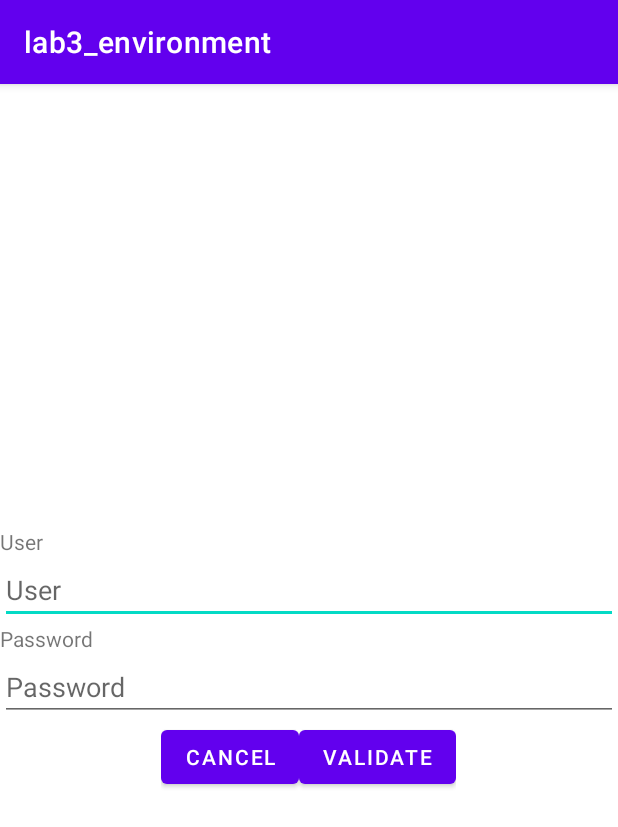
After one commit to david-pellissier/SYM-Labo-3-Environnement, an Android app: the Password screen opened directly, with no data from a screen before it, on a phone screen of 412 x 824 dp. The commit adds this screen. Shown: the top 827 px of the screen. Run offline under Robolectric (Android 15) with nearby library versions, the phone set to English and light mode, and no system bars.

Commit message:
tmp button goes on pw then on nfc

```diff
--- a/app/src/main/AndroidManifest.xml
+++ b/app/src/main/AndroidManifest.xml
@@ -15,6 +15,9 @@
         android:roundIcon="@mipmap/ic_launcher_round"
         android:supportsRtl="true"
         android:theme="@style/Theme.Lab3_environment">
+        <activity
+            android:name=".Password"
+            android:exported="true" />
         <activity
             android:name=".NFCConnected"
             android:exported="true" />
--- /dev/null
+++ b/app/src/main/java/com/heigvd/sym/lab3_environment/Password.kt
@@ -0,0 +1,111 @@
+package com.heigvd.sym.lab3_environment
+
+import android.content.Intent
+import androidx.appcompat.app.AppCompatActivity
+import android.os.Bundle
+import android.util.Log
+import android.widget.Button
+import android.widget.EditText
+import androidx.appcompat.app.AlertDialog
+
+class Password : AppCompatActivity() {
+
+    private lateinit var user: EditText
+    private lateinit var password: EditText
+    private lateinit var cancelButton: Button
+    private lateinit var validateButton: Button
+
+    override fun onCreate(savedInstanceState: Bundle?) {
+        super.onCreate(savedInstanceState)
+        setContentView(R.layout.activity_password)
+
+        user = findViewById(R.id.pw_user)
+        password = findViewById(R.id.pw_pw)
+        cancelButton = findViewById(R.id.pw_cancel)
+        validateButton = findViewById(R.id.pw_validate)
+
+        cancelButton.setOnClickListener {
+            //on va vider les champs de la page de login lors du clique sur le bouton Cancel
+            clearInput(user, password)
+        }
+
+        validateButton.setOnClickListener {
+            //on réinitialise les messages d'erreur
+            user.error = null
+            password.error = null
+
+            //on récupère le contenu de deux champs dans des variables de type String
+            val userInput = user.text?.toString()
+            val passwordInput = password.text?.toString()
+
+            if (userInput.isNullOrEmpty() or passwordInput.isNullOrEmpty()) {
+                // on affiche un message dans les logs de l'application
+                Log.d(TAG, "Au moins un des deux champs est vide")
+                if (userInput.isNullOrEmpty())
+                    user.error = "user empty"
+                if (passwordInput.isNullOrEmpty())
+                    password.error = "password empty"
+                // Pour les fonctions lambda, on doit préciser à quelle fonction l'appel à return
+                // doit être appliqué
+                return@setOnClickListener
+            }
+
+            // Vérif connexion
+            if (credentials.find { it == Pair(userInput, passwordInput) } != null) {
+                Log.d(TAG, "Connecté")
+
+
+                // Lance l'activité
+                val intent = Intent(this, NFC::class.java)
+                startActivity(intent)
+
+            } else {
+                val alertDialog = AlertDialog.Builder(this)
+                alertDialog.apply {
+                    setTitle("Error")
+                    setMessage("Invalid credentials")
+                }.create()
+                alertDialog.show()
+                Log.d(TAG, "Erreur de connexion")
+                return@setOnClickListener
+            }
+        }
+
+        val extras = intent.extras
+        if (extras != null) {
+            val email = extras.getString("email")
+            val passWord = extras.getString("password")
+            credentials.add(Pair(email.toString(), passWord.toString()))
+        }
+
+    }
+
+    // En Kotlin, les variables static ne sont pas tout à fait comme en Java
+    // pour des raison de lisibilité du code, les variables et méthodes static
+    // d'une classe doivent être regroupées dans un bloc à part: le companion object
+    // cela permet d'avoir un aperçu plus rapide de tous les éléments static d'une classe
+    // sans devoir trouver le modifieur dans la définition de ceux-ci, qui peuvent être mélangé
+    // avec les autres éléments non-static de la classe
+    companion object {
+        private const val TAG: String = "MainActivity"
+
+
+        /**
+         * Vider les champs passés en paramètre
+         * Annule les éventuels messages d'erreurs présents
+         */
+        fun clearInput(email: EditText, password: EditText) {
+            email.text?.clear()
+            password.text?.clear()
+            email.error = null
+            password.error = null
+        }
+
+
+        val credentials: MutableList<Pair<String, String>> = mutableListOf(
+            Pair("user1", "1234"),
+            Pair("user2", "abcd")
+        )
+
+    }
+}
--- /dev/null
+++ b/app/src/main/res/layout/activity_password.xml
@@ -0,0 +1,69 @@
+<?xml version="1.0" encoding="utf-8"?>
+<androidx.constraintlayout.widget.ConstraintLayout xmlns:android="http://schemas.android.com/apk/res/android"
+    xmlns:app="http://schemas.android.com/apk/res-auto"
+    xmlns:tools="http://schemas.android.com/tools"
+    android:layout_width="match_parent"
+    android:layout_height="match_parent"
+    tools:context=".Password">
+
+    <RelativeLayout
+        android:id="@+id/relativeLayout"
+        android:layout_width="wrap_content"
+        android:layout_height="wrap_content"
+        app:layout_constraintBottom_toBottomOf="parent"
+        app:layout_constraintLeft_toLeftOf="parent"
+        app:layout_constraintRight_toRightOf="parent"
+        app:layout_constraintTop_toTopOf="parent">
+
+        <TextView
+            android:id="@+id/sign_in_email_title"
+            android:layout_width="match_parent"
+            android:layout_height="wrap_content"
+            android:text="@string/pw_user_hint" />
+
+        <EditText
+            android:id="@+id/pw_user"
+            android:layout_width="match_parent"
+            android:layout_height="wrap_content"
+            android:layout_below="@id/sign_in_email_title"
+            android:hint="@string/pw_user_hint"
+            android:inputType="textEmailAddress" />
+
+        <TextView
+            android:id="@+id/sign_in_password_title"
+            android:layout_width="match_parent"
+            android:layout_height="wrap_content"
+            android:layout_below="@id/pw_user"
+            android:text="@string/pw_pw_hint" />
+
+        <EditText
+            android:id="@+id/pw_pw"
+            android:layout_width="match_parent"
+            android:layout_height="wrap_content"
+            android:layout_below="@id/sign_in_password_title"
+            android:hint="@string/pw_pw_hint"
+            android:inputType="textPassword" />
+        <LinearLayout
+            android:layout_width="wrap_content"
+            android:layout_height="wrap_content"
+            android:layout_below="@id/pw_pw"
+            android:layout_centerHorizontal="true"
+            android:orientation="horizontal">
+
+            <Button
+                android:id="@+id/pw_cancel"
+                android:layout_width="wrap_content"
+                android:layout_height="wrap_content"
+                android:text="@string/pw_cancel_btn" />
+
+            <Button
+                android:id="@+id/pw_validate"
+                android:layout_width="wrap_content"
+                android:layout_height="wrap_content"
+                android:text="@string/pw_validate_btn" />
+
+        </LinearLayout>
+
+    </RelativeLayout>
+
+</androidx.constraintlayout.widget.ConstraintLayout>
--- /dev/null
+++ b/app/src/main/res/values-land/dimens.xml
@@ -0,0 +1,3 @@
+<resources>
+    <dimen name="fab_margin">48dp</dimen>
+</resources>
--- /dev/null
+++ b/app/src/main/res/values-w1240dp/dimens.xml
@@ -0,0 +1,3 @@
+<resources>
+    <dimen name="fab_margin">200dp</dimen>
+</resources>
--- /dev/null
+++ b/app/src/main/res/values-w600dp/dimens.xml
@@ -0,0 +1,3 @@
+<resources>
+    <dimen name="fab_margin">48dp</dimen>
+</resources>
--- /dev/null
+++ b/app/src/main/res/values/dimens.xml
@@ -0,0 +1,3 @@
+<resources>
+    <dimen name="fab_margin">16dp</dimen>
+</resources>
--- a/app/src/main/res/values/strings.xml
+++ b/app/src/main/res/values/strings.xml
@@ -1,6 +1,7 @@
 <resources>
     <string name="app_name">lab3_environment</string>
     <string name="main_btn_nfc">NFC</string>
+    <string name="main_btn_tmp">Tmp</string>
     <string name="main_btn_ibeacon">iBeacon</string>
     <string name="main_btn_barcode">Barcode</string>
     <string name="main_title">SYM labo 3 - Environment</string>
@@ -12,4 +13,8 @@
     <string name="max_security">MAX SECURITY</string>
     <string name="medium_security">MEDIUM SECURITY</string>
     <string name="min_security">MIN SECURITY</string>
+    <string name="pw_pw_hint">Password</string>
+    <string name="pw_user_hint">User</string>
+    <string name="pw_cancel_btn">Cancel</string>
+    <string name="pw_validate_btn">Validate</string>
 </resources>
```
Also changed, not shown: app/src/main/java/com/heigvd/sym/lab3_environment/MainActivity.kt (+9 -0 lines), app/src/main/res/layout/activity_main.xml (+11 -0 lines), app/src/main/res/layout/activity_nfc.xml (+6 -6 lines).
